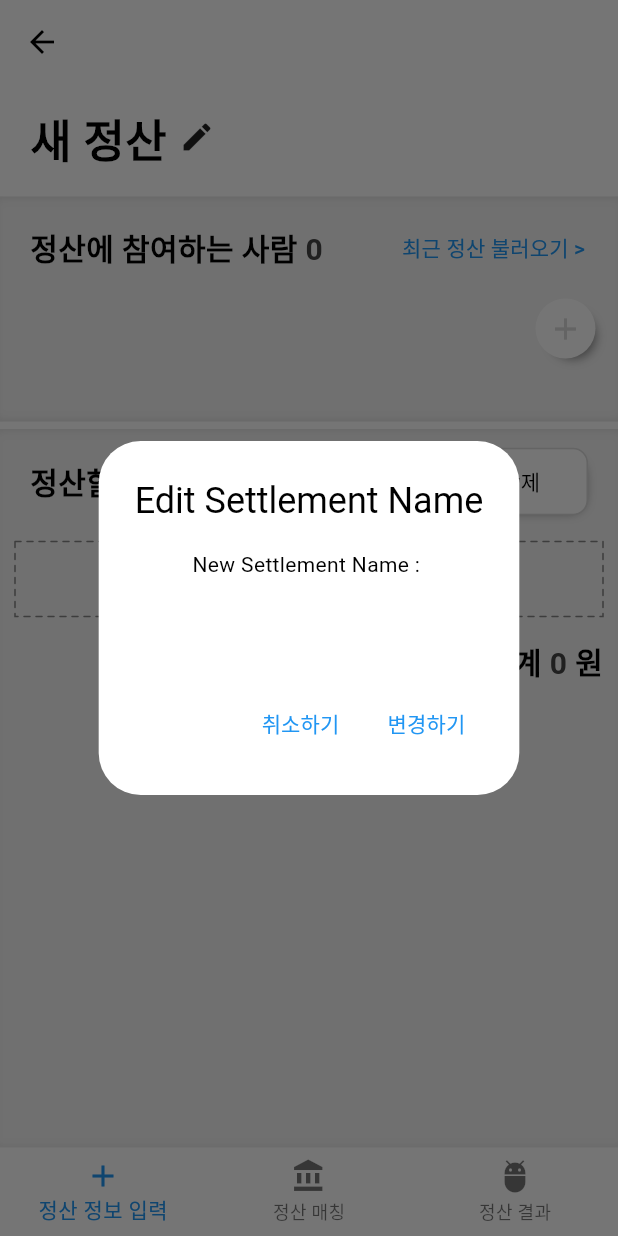
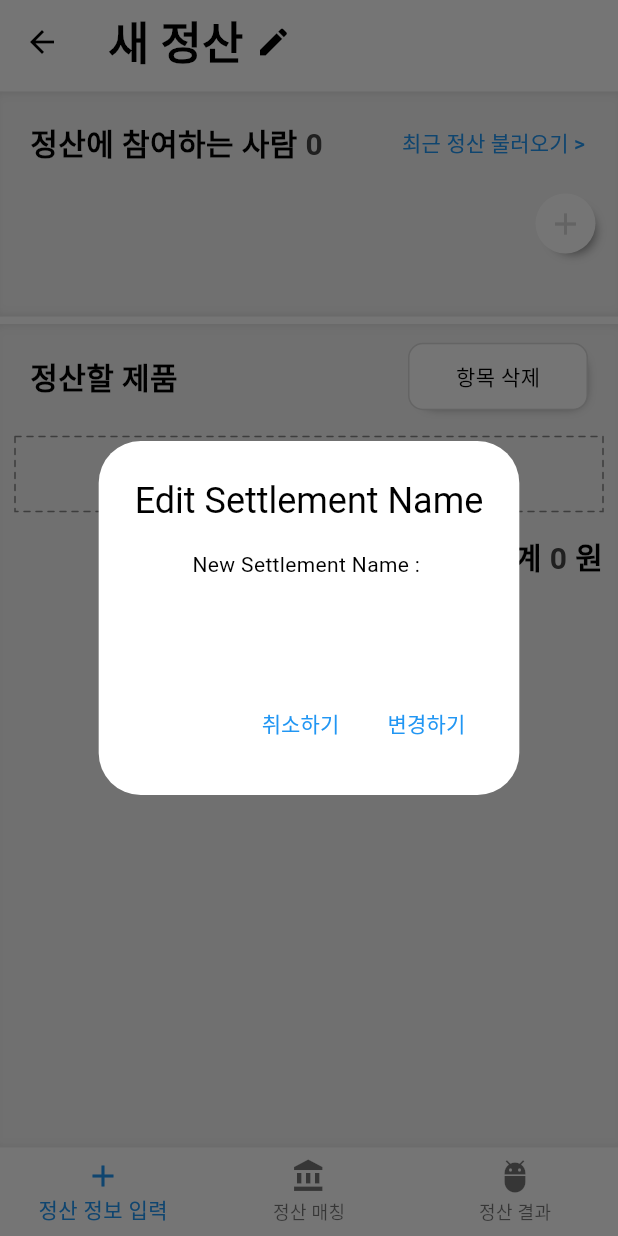
Before and after one commit to UmWooNeAh/Yemon, a Flutter app: the SettlementManagementPage screen opened by its route, after a tap on the "edit" icon, on a phone screen of 412 x 824 dp. Run offline on Flutter 3.47's test engine with Material 3 defaults, Android fonts, the phone set to English and light mode, and no system bars; drawn by our look-alikes of dotted_border; our stand-ins replace flutter_inset_box_shadow, flutter_riverpod, go_router, scroll_snap_list, sqflite; accounts and stored records are empty.

Commit message:
Fix: Settlement Name, ReceiptItem 수정하기
ReceiptItem 수정 시 숫자만 입력가능,
모두 지워지면 0으로 초기화,
Settlement Name Appbar위치로 옮김

```diff
--- a/lib/View/menu_sheet.dart
+++ b/lib/View/menu_sheet.dart
@@ -69,7 +69,7 @@ class MenuSheet extends ConsumerWidget {
             SizedBox(height:10),
             SingleChildScrollView(
               child: Column(
-                  children : List.generate(mProvider.selectedSettlement.receipts.first.receiptItems.length, (index) => SingleMenu(rcpItem: mProvider.selectedSettlement.receipts.first.receiptItems[index],))
+                  // children : List.generate(mProvider.selectedSettlement.receipts.first.receiptItems.length, (index) => SingleMenu(rcpItem: mProvider.selectedSettlement.receipts.first.receiptItems[index],))
               ),
             )
           ]
--- a/lib/View/settlement_information.dart
+++ b/lib/View/settlement_information.dart
@@ -103,7 +103,6 @@ class _SettlementInformationState extends ConsumerState<SettlementInformation> {
     return Column(
       crossAxisAlignment: CrossAxisAlignment.end,
       children: [
-        const SettlementName(),
         const SettlementMember(),
         Expanded(
           child: AnimatedContainer(
@@ -186,103 +185,7 @@ class _SettlementInformationState extends ConsumerState<SettlementInformation> {
   }
 }
 
-class SettlementName extends ConsumerWidget {
-  const SettlementName({super.key});
 
-  @override
-  Widget build(BuildContext context, WidgetRef ref) {
-    Size size = MediaQuery.of(context).size;
-    final provider = ref.watch(mainProvider);
-    return Container(
-      width: size.width,
-      height: 60,
-      // color: basic[1],
-      margin: const EdgeInsets.symmetric(horizontal: 10, vertical: 5),
-      child: Row(
-        children: [
-          Container(
-            height: 40,
-            margin: const EdgeInsets.only(left: 10),
-            child: Center(
-              child: ConstrainedBox(
-                constraints: BoxConstraints(maxWidth: size.width - 70),
-                child: Text(
-                  provider.selectedSettlement.settlementName,
-                  overflow: TextOverflow.ellipsis,
-                  style: const TextStyle(
-                    fontSize: 30,
-                    fontWeight: FontWeight.bold,
-                  ),
-                ),
-              ),
-            ),
-          ),
-          GestureDetector(
-            onTap: () {
-              showDialog(
-                  context: context,
-                  builder: (context) {
-                    return const EditSettlementName();
-                  });
-            },
-            child: Container(
-              width: 40,
-              height: 40,
-              child: const Icon(Icons.edit),
-            ),
-          ),
-        ],
-      ),
-    );
-  }
-}
-
-class EditSettlementName extends ConsumerStatefulWidget {
-  const EditSettlementName({super.key});
-
-  @override
-  ConsumerState<EditSettlementName> createState() => _EditSettlementNameState();
-}
-
-class _EditSettlementNameState extends ConsumerState<EditSettlementName> {
-  String newName = "";
-
-  @override
-  Widget build(BuildContext context) {
-    return AlertDialog(
-      title: const Text("Edit Settlement Name"),
-      content: Column(
-        mainAxisSize: MainAxisSize.min,
-        children: [
-          const Text("New Settlement Name : "),
-          TextField(
-            onChanged: (value) {
-              setState(() {
-                newName = value;
-              });
-            },
-          ),
-        ],
-      ),
-      actions: [
-        TextButton(
-          onPressed: () {
-            context.pop();
-          },
-          child: const Text("취소하기"),
-        ),
-        TextButton(
-          onPressed: () {
-            final provider = ref.watch(mainProvider);
-            provider.editSettlementName(newName);
-            context.pop();
-          },
-          child: const Text("변경하기"),
-        ),
-      ],
-    );
-  }
-}
 
 class SettlementMember extends ConsumerWidget {
   const SettlementMember({super.key});
@@ -862,7 +765,6 @@ class IncludedReceiptItem extends ConsumerWidget {
 
   @override
   Widget build(BuildContext context, WidgetRef ref) {
-    List<int> cursorPositions = [0, 0, 0, 0];
     Size size = MediaQuery.of(context).size;
     final mprovider = ref.watch(mainProvider);
     final rprovider = ref.watch(receiptProvider);
@@ -932,6 +834,8 @@ class IncludedReceiptItem extends ConsumerWidget {
                         if (value == '') {
                           value = '0';
                         }
+                        value = value.replaceAll(RegExp(r'[^0-9]'), '');
+                        print(value);
                         mprovider.editReceiptItemIndividualPrice(
                             double.parse(value), receiptIndex, index);
                       },
@@ -947,6 +851,7 @@ class IncludedReceiptItem extends ConsumerWidget {
                         if (value == '') {
                           value = '0';
                         }
+                        value.replaceAll(RegExp(r'[^0-9]'), '');
                         mprovider.editReceiptItemCount(
                             int.parse(value), receiptIndex, index);
                       },
@@ -962,6 +867,7 @@ class IncludedReceiptItem extends ConsumerWidget {
                         if (value == '') {
                           value = '0';
                         }
+                        value.replaceAll(RegExp(r'[^0-9]'), '');
                         mprovider.editReceiptItemPrice(
                             double.parse(value), receiptIndex, index);
                       },
--- a/lib/View/settlement_management_page.dart
+++ b/lib/View/settlement_management_page.dart
@@ -1,9 +1,11 @@
-import 'package:flutter/cupertino.dart';
 import 'package:flutter/material.dart';
 import 'package:flutter_riverpod/flutter_riverpod.dart';
+import 'package:go_router/go_router.dart';
 import 'package:sqlite_test/View/settlement_check.dart';
 import 'package:sqlite_test/View/settlement_information.dart';
 import 'package:sqlite_test/View/settlement_matching.dart';
+
+import '../ViewModel/mainviewmodel.dart';
 
 class SettlementManagementPage extends ConsumerStatefulWidget {
   const SettlementManagementPage({Key? key}) : super(key: key);
@@ -19,7 +21,9 @@ class _SettlementManagementPageState
   @override
   Widget build(BuildContext context) {
     return Scaffold(
-      appBar: AppBar(),
+      appBar: AppBar(
+        title: const SettlementName(),
+      ),
       body: IndexedStack(
         index: selectedIndex,
         children: const [
@@ -30,18 +34,116 @@ class _SettlementManagementPageState
       ),
       bottomNavigationBar: BottomNavigationBar(
         currentIndex: selectedIndex,
-        onTap: (index){
+        onTap: (index) {
           setState(() {
             selectedIndex = index;
-
           });
         },
         items: const [
-          BottomNavigationBarItem(icon: Icon(Icons.add),label: "정산 정보 입력"),
-          BottomNavigationBarItem(icon: Icon(Icons.account_balance_sharp),label: "정산 매칭"),
-          BottomNavigationBarItem(icon: Icon(Icons.adb_outlined),label: "정산 결과"),
+          BottomNavigationBarItem(icon: Icon(Icons.add), label: "정산 정보 입력"),
+          BottomNavigationBarItem(
+              icon: Icon(Icons.account_balance_sharp), label: "정산 매칭"),
+          BottomNavigationBarItem(
+              icon: Icon(Icons.adb_outlined), label: "정산 결과"),
         ],
       ),
     );
   }
 }
+
+class SettlementName extends ConsumerWidget {
+  const SettlementName({super.key});
+
+  @override
+  Widget build(BuildContext context, WidgetRef ref) {
+    Size size = MediaQuery.of(context).size;
+    final provider = ref.watch(mainProvider);
+    return Container(
+      width: size.width,
+      height: 60,
+      // color: basic[1],
+      margin: const EdgeInsets.symmetric(vertical: 5),
+      child: Row(
+        children: [
+          Container(
+            height: 40,
+            child: Center(
+              child: ConstrainedBox(
+                constraints: BoxConstraints(maxWidth: size.width - 140),
+                child: Text(
+                  provider.selectedSettlement.settlementName,
+                  overflow: TextOverflow.ellipsis,
+                  style: const TextStyle(
+                    fontSize: 30,
+                    fontWeight: FontWeight.bold,
+                  ),
+                ),
+              ),
+            ),
+          ),
+          GestureDetector(
+            onTap: () {
+              showDialog(
+                  context: context,
+                  builder: (context) {
+                    return const EditSettlementName();
+                  });
+            },
+            child: Container(
+              width: 40,
+              height: 40,
+              child: const Icon(Icons.edit),
+            ),
+          ),
+        ],
+      ),
+    );
+  }
+}
+
+class EditSettlementName extends ConsumerStatefulWidget {
+  const EditSettlementName({super.key});
+
+  @override
+  ConsumerState<EditSettlementName> createState() => _EditSettlementNameState();
+}
+
+class _EditSettlementNameState extends ConsumerState<EditSettlementName> {
+  String newName = "";
+
+  @override
+  Widget build(BuildContext context) {
+    return AlertDialog(
+      title: const Text("Edit Settlement Name"),
+      content: Column(
+        mainAxisSize: MainAxisSize.min,
+        children: [
+          const Text("New Settlement Name : "),
+          TextField(
+            onChanged: (value) {
+              setState(() {
+                newName = value;
+              });
+            },
+          ),
+        ],
+      ),
+      actions: [
+        TextButton(
+          onPressed: () {
+            context.pop();
+          },
+          child: const Text("취소하기"),
+        ),
+        TextButton(
+          onPressed: () {
+            final provider = ref.watch(mainProvider);
+            provider.editSettlementName(newName);
+            context.pop();
+          },
+          child: const Text("변경하기"),
+        ),
+      ],
+    );
+  }
+}
```
Also changed, not shown: lib/ViewModel/mainviewmodel.dart (+20 -6 lines).
